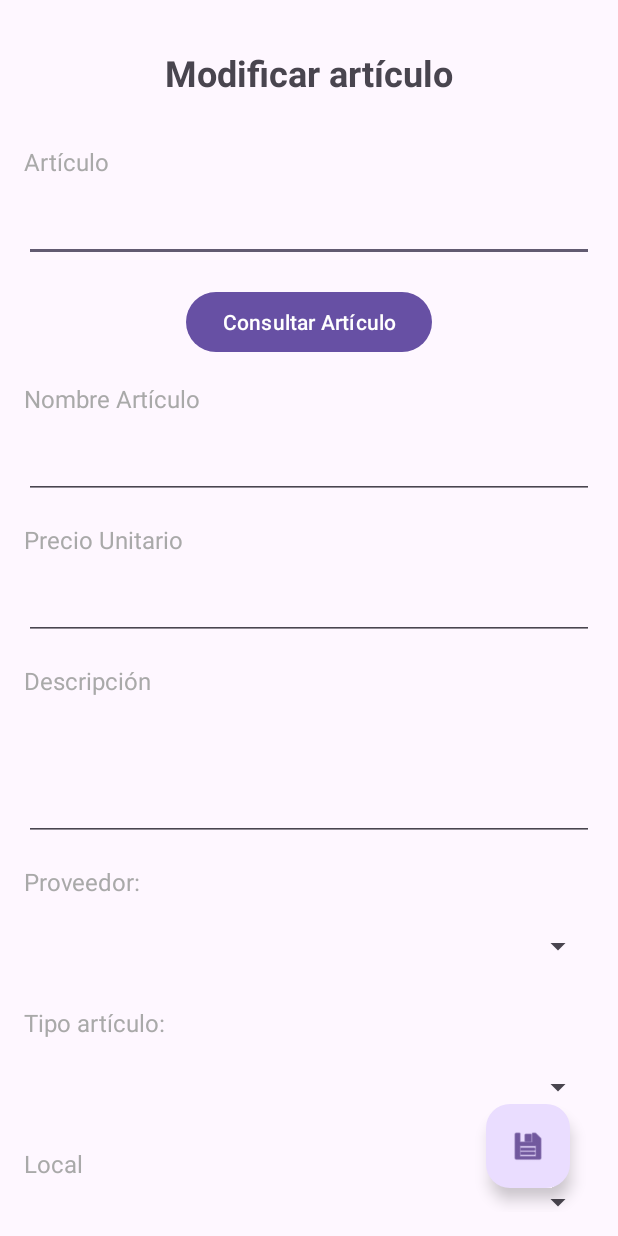
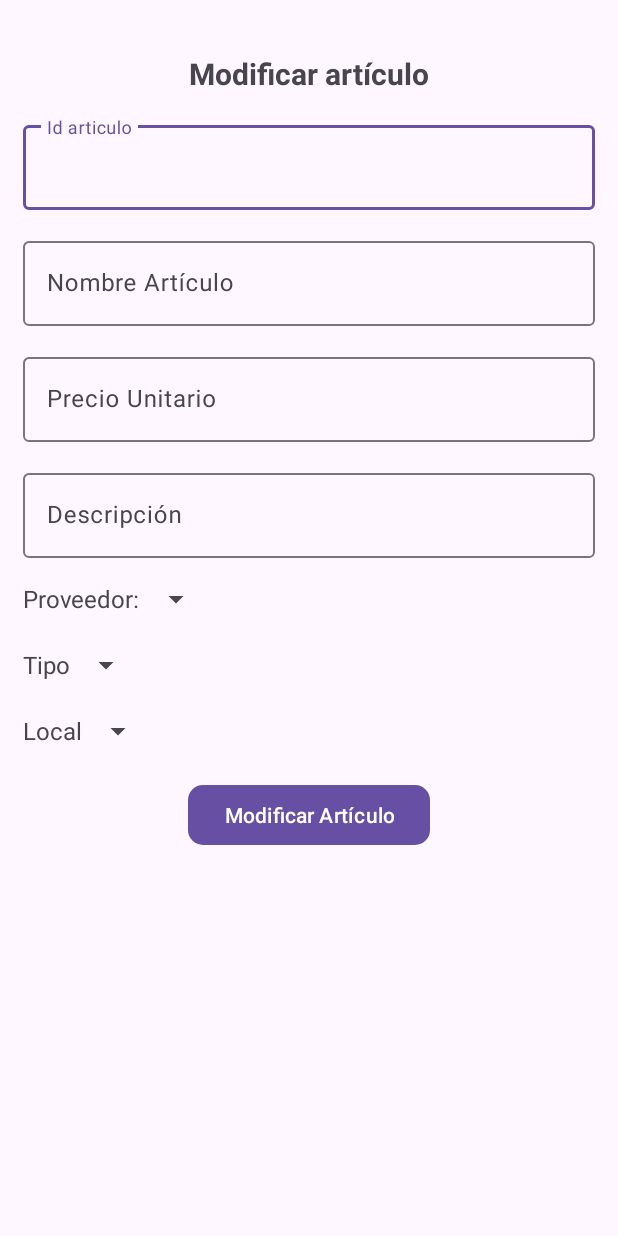
Before and after one commit to adogrz/PDMProyecto, an Android app: the layout activity_modificar_articulo.xml on its own in the app's theme, with its tools: preview values and no code run, on a phone screen of 412 x 824 dp. Run offline under Robolectric (Android 15) with nearby library versions, the phone set to English and light mode, and no system bars; network calls fail; Roboto replaces fonts that are not available here.

Commit message:
agregando pantalla de actualizar Articulo

```diff
--- a/app/src/main/res/layout/activity_modificar_articulo.xml
+++ b/app/src/main/res/layout/activity_modificar_articulo.xml
@@ -1,168 +1,174 @@
-<RelativeLayout xmlns:android="http://schemas.android.com/apk/res/android"
+<ScrollView xmlns:android="http://schemas.android.com/apk/res/android"
+    xmlns:app="http://schemas.android.com/apk/res-auto"
     xmlns:tools="http://schemas.android.com/tools"
     android:id="@+id/activity_modificar_articulo"
     android:layout_width="match_parent"
     android:layout_height="match_parent"
-    android:padding="16dp"
     tools:context=".ui.articulo.ModificarArticuloActivity">
 
+    <androidx.appcompat.widget.LinearLayoutCompat
+        android:layout_width="match_parent"
+        android:layout_height="wrap_content"
+        android:layout_marginTop="20dp"
+        android:orientation="vertical"
+        android:padding="15dp">
+
         <TextView
-        android:id="@+id/tv_insertar_articulo"
             android:layout_width="wrap_content"
             android:layout_height="wrap_content"
-        android:layout_centerHorizontal="true"
-        android:layout_marginTop="16dp"
+            android:layout_gravity="center"
+            android:layout_marginBottom="15dp"
             android:text="@string/modificar_articulo_title"
-        android:textSize="24sp"
+            android:textSize="20sp"
             android:textStyle="bold" />
 
-    <TextView
-        android:id="@+id/textViewIdArticuloHint"
+        <!--    Id de articulo    -->
+        <com.google.android.material.textfield.TextInputLayout
+            android:layout_width="match_parent"
+            android:layout_height="wrap_content">
+
+            <EditText
+                android:id="@+id/et_id_articulo"
+                android:layout_width="match_parent"
+                android:layout_height="wrap_content"
+                android:autofillHints=""
+                android:hint="@string/id_articulo_label"
+                android:inputType="text" />
+
+        </com.google.android.material.textfield.TextInputLayout>
+
+        <!--    Nombre del producto    -->
+        <com.google.android.material.textfield.TextInputLayout
+            android:layout_width="match_parent"
+            android:layout_height="wrap_content"
+            android:layout_marginTop="15dp">
+
+            <EditText
+                android:id="@+id/et_nombre_articulo"
+                android:layout_width="match_parent"
+                android:layout_height="wrap_content"
+                android:autofillHints=""
+                android:hint="@string/nombre_articulo"
+                android:inputType="text" />
+
+        </com.google.android.material.textfield.TextInputLayout>
+
+        <!--    Precio unitario    -->
+        <com.google.android.material.textfield.TextInputLayout
+            android:layout_width="match_parent"
+            android:layout_height="wrap_content"
+            android:layout_marginTop="15dp">
+
+            <EditText
+                android:id="@+id/et_precio_unitario_articulo"
+                android:layout_width="match_parent"
+                android:layout_height="wrap_content"
+                android:autofillHints=""
+                android:hint="@string/precio_unitario_articulo"
+                android:inputType="numberDecimal" />
+
+        </com.google.android.material.textfield.TextInputLayout>
+
+        <!--    Descripcion    -->
+        <com.google.android.material.textfield.TextInputLayout
+            android:layout_width="match_parent"
+            android:layout_height="wrap_content"
+            android:layout_marginTop="15dp">
+
+            <EditText
+                android:id="@+id/et_descripcion_articulo"
+                android:layout_width="match_parent"
+                android:layout_height="wrap_content"
+                android:autofillHints=""
+                android:hint="@string/descripcion_articulo"
+                android:inputType="textMultiLine" />
+
+        </com.google.android.material.textfield.TextInputLayout>
+
+        <!--    Proveedor    -->
+        <androidx.appcompat.widget.LinearLayoutCompat
             android:layout_width="wrap_content"
             android:layout_height="wrap_content"
-        android:layout_below="@id/tv_insertar_articulo"
-        android:layout_marginTop="32dp"
-        android:text="@string/id_articulo"
-        android:textSize="16sp"
-        android:textColor="#A9A9A9"/>
-
-    <EditText
-        android:id="@+id/editTextIdArticulo"
-        android:layout_width="match_parent"
-        android:layout_height="48dp"
-        android:layout_below="@id/textViewIdArticuloHint"
-        android:layout_marginTop="8dp"
-        android:inputType="text"
-        android:autofillHints="" />
-
-    <Button
-        android:id="@+id/btnConsultarArticulo"
-        android:layout_width="wrap_content"
-        android:layout_height="wrap_content"
-        android:layout_below="@id/editTextIdArticulo"
-        android:layout_marginTop="16dp"
-        android:layout_centerHorizontal="true"
-        android:text="@string/consultar_articulo" />
-
-    <TextView
-        android:id="@+id/textViewNombreArticuloHint"
-        android:layout_width="wrap_content"
-        android:layout_height="wrap_content"
-        android:layout_below="@id/btnConsultarArticulo"
-        android:layout_marginTop="16dp"
-        android:text="@string/nombre_articulo"
-        android:textSize="16sp"
-        android:textColor="#A9A9A9"/>
-
-    <EditText
-        android:id="@+id/editTextNombreArticulo"
-        android:layout_width="match_parent"
-        android:layout_height="48dp"
-        android:layout_below="@id/textViewNombreArticuloHint"
-        android:layout_marginTop="8dp"
-        android:inputType="text"
-        android:autofillHints=""
-        tools:ignore="LabelFor" />
-
-    <TextView
-        android:id="@+id/textViewPrecioUnitarioArticuloHint"
-        android:layout_width="wrap_content"
-        android:layout_height="wrap_content"
-        android:layout_below="@id/editTextNombreArticulo"
-        android:layout_marginTop="16dp"
-        android:text="@string/precio_unitario_articulo"
-        android:textSize="16sp"
-        android:textColor="#A9A9A9"/>
-
-    <EditText
-        android:id="@+id/editTextPrecioUnitarioArticulo"
-        android:layout_width="match_parent"
-        android:layout_height="48dp"
-        android:layout_below="@id/textViewPrecioUnitarioArticuloHint"
-        android:layout_marginTop="8dp"
-        android:inputType="numberDecimal"
-        android:autofillHints=""
-        tools:ignore="LabelFor" />
-
-    <TextView
-        android:id="@+id/textViewDescripcionArticuloHint"
-        android:layout_width="wrap_content"
-        android:layout_height="wrap_content"
-        android:layout_below="@id/editTextPrecioUnitarioArticulo"
-        android:layout_marginTop="16dp"
-        android:text="@string/descripcion_articulo"
-        android:textSize="16sp"
-        android:textColor="#A9A9A9"/>
-
-    <EditText
-        android:id="@+id/editTextDescripcionArticulo"
-        android:layout_width="match_parent"
-        android:layout_height="wrap_content"
-        android:layout_below="@id/textViewDescripcionArticuloHint"
-        android:layout_marginTop="8dp"
-        android:inputType="textMultiLine"
-        android:minLines="3"
-        android:autofillHints="" />
+            android:layout_marginTop="15dp"
+            android:orientation="horizontal">
 
             <TextView
                 android:id="@+id/textViewProveedorArticuloHint"
                 android:layout_width="wrap_content"
                 android:layout_height="wrap_content"
-        android:layout_below="@id/editTextDescripcionArticulo"
-        android:layout_marginTop="16dp"
+                android:layout_gravity="center_vertical"
                 android:text="@string/proveedor_articulo"
                 android:textSize="16sp"
-        android:textColor="#A9A9A9"/>
+                android:textStyle="normal" />
 
             <Spinner
-        android:id="@+id/spinnerProveedorArticulo"
+                android:id="@+id/spinner_proveedor"
                 android:layout_width="match_parent"
-        android:layout_height="48dp"
-        android:layout_below="@id/textViewProveedorArticuloHint"
-        android:layout_marginTop="8dp"/>
+                android:layout_height="wrap_content"
+                android:layout_gravity="center_vertical" />
+
+        </androidx.appcompat.widget.LinearLayoutCompat>
+
+        <!--    Tipo de articulo    -->
+        <androidx.appcompat.widget.LinearLayoutCompat
+            android:layout_width="wrap_content"
+            android:layout_height="wrap_content"
+            android:layout_marginTop="20dp"
+            android:orientation="horizontal">
 
             <TextView
                 android:id="@+id/textViewTipoArticuloHint"
                 android:layout_width="wrap_content"
                 android:layout_height="wrap_content"
-        android:layout_below="@id/spinnerProveedorArticulo"
-        android:layout_marginTop="16dp"
-        android:text="@string/tipo_articulo_articulo"
+                android:layout_gravity="center_vertical"
+                android:text="@string/tipo_articulo"
                 android:textSize="16sp"
-        android:textColor="#A9A9A9"/>
+                android:textStyle="normal" />
 
             <Spinner
-        android:id="@+id/spinnerTipoArticuloArticulo"
+                android:id="@+id/spinner_tipo_articulo"
                 android:layout_width="match_parent"
-        android:layout_height="48dp"
-        android:layout_below="@id/textViewTipoArticuloHint"
-        android:layout_marginTop="8dp"/>
+                android:layout_height="wrap_content"
+                android:layout_gravity="center_vertical" />
+
+        </androidx.appcompat.widget.LinearLayoutCompat>
+
+        <!--    Local    -->
+        <androidx.appcompat.widget.LinearLayoutCompat
+            android:layout_width="wrap_content"
+            android:layout_height="wrap_content"
+            android:layout_marginTop="20dp"
+            android:orientation="horizontal">
 
             <TextView
                 android:id="@+id/textViewLocalArticuloHint"
                 android:layout_width="wrap_content"
                 android:layout_height="wrap_content"
-        android:layout_below="@id/spinnerTipoArticuloArticulo"
-        android:layout_marginTop="16dp"
+                android:layout_gravity="center_vertical"
                 android:text="@string/local_articulo"
                 android:textSize="16sp"
-        android:textColor="#A9A9A9"/>
+                android:textStyle="normal" />
 
             <Spinner
-        android:id="@+id/spinnerLocalArticulo"
+                android:id="@+id/spinner_sucursal"
                 android:layout_width="match_parent"
-        android:layout_height="48dp"
-        android:layout_below="@id/textViewLocalArticuloHint"
-        android:layout_marginTop="8dp"/>
+                android:layout_height="wrap_content"
+                android:layout_gravity="center_vertical" />
 
-    <com.google.android.material.floatingactionbutton.FloatingActionButton
-        android:id="@+id/fabGuardarActiculo"
+        </androidx.appcompat.widget.LinearLayoutCompat>
+
+        <!--    Boton de guardar    -->
+        <com.google.android.material.button.MaterialButton
+            android:id="@+id/btn_guardar_articulo"
             android:layout_width="wrap_content"
             android:layout_height="wrap_content"
-        android:layout_margin="16dp"
-        android:layout_alignParentBottom="true"
-        android:layout_alignParentEnd="true"
-        android:contentDescription="@string/insertar_un_nuevo_articulo"
-        android:src="@android:drawable/ic_menu_save"/>
+            android:layout_gravity="center"
+            android:layout_marginTop="20dp"
+            android:text="@string/boton_modificar_articulo"
+            app:cornerRadius="10dp">
 
-</RelativeLayout>
+        </com.google.android.material.button.MaterialButton>
+
+    </androidx.appcompat.widget.LinearLayoutCompat>
+
+</ScrollView>
```
Also changed, not shown: app/src/main/java/sv/ues/fia/eisi/pdmproyectoetapa1/ui/articulo/ModificarArticuloActivity.java (+148 -87 lines). Lines whose indentation alone changed are shown as unchanged.
